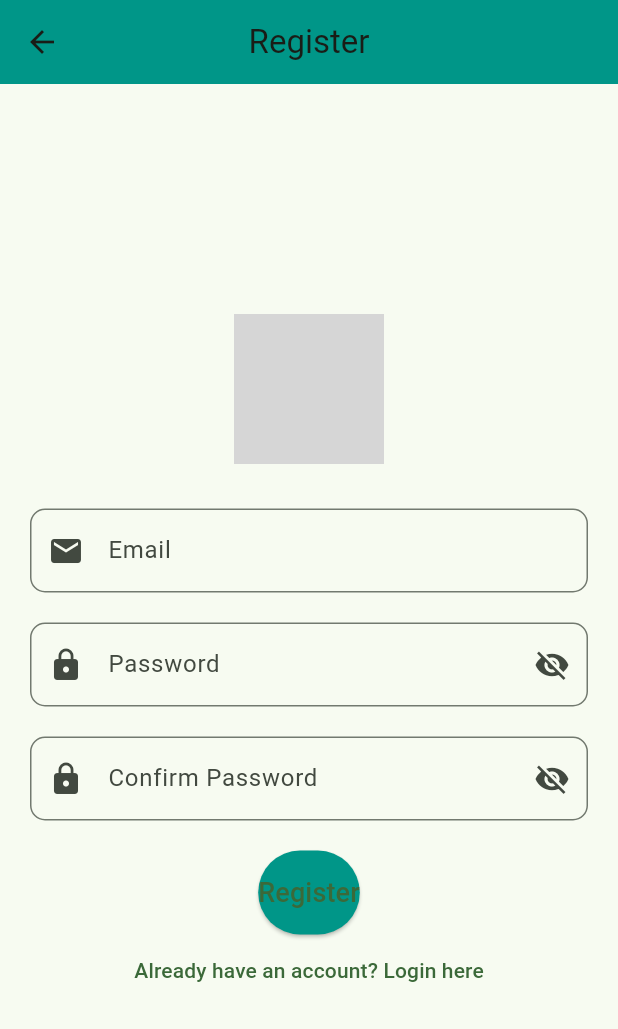
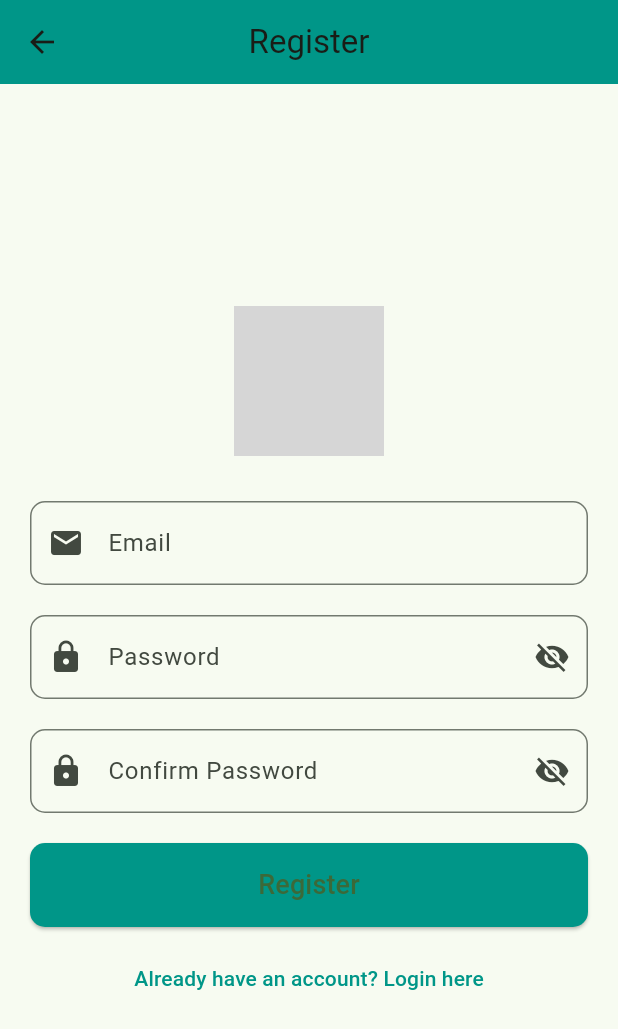
Before and after one commit to ELFAIZE-Youssef/flutter_app, a Flutter app: the HomePage screen opened by its route, after a tap on the "logout" icon, after a tap on "Login", after a tap on "Don't have an account? Register here", on a phone screen of 412 x 824 dp. Shown: the top 1029 px of the screen. Run offline on Flutter 3.47's test engine with Material 3 defaults, Android fonts, the phone set to English and light mode, and no system bars; our stand-ins replace firebase_auth, firebase_core; accounts and stored records are empty; grey boxes are pictures that could not be loaded.

Commit message:
App With Firebase working

```diff
--- a/lib/main.dart
+++ b/lib/main.dart
@@ -23,7 +23,7 @@ class MyApp extends StatelessWidget {
   Widget build(BuildContext context) {
     return MaterialApp(
       debugShowCheckedModeBanner: false,
-      title: 'Flutter Bousmah_App',
+      title: 'Flutter ELFAIZE_App',
       theme: ThemeData(
         colorScheme: ColorScheme.fromSeed(seedColor: Colors.green),
         useMaterial3: true,
--- a/lib/screens/home_page.dart
+++ b/lib/screens/home_page.dart
@@ -1,9 +1,14 @@
 import 'package:flutter/material.dart';
 import 'package:firebase_auth/firebase_auth.dart';
 
-class HomePage extends StatelessWidget {
+class HomePage extends StatefulWidget {
   const HomePage({super.key});
 
+  @override
+  State<HomePage> createState() => _HomePageState();
+}
+
+class _HomePageState extends State<HomePage> {
   @override
   Widget build(BuildContext context) {
     final user = FirebaseAuth.instance.currentUser;
@@ -11,6 +16,7 @@ class HomePage extends StatelessWidget {
     return Scaffold(
       appBar: AppBar(
         title: const Text('Home Page'),
+        centerTitle: true,
         backgroundColor: Colors.teal,
         actions: [
           IconButton(
@@ -33,19 +39,50 @@ class HomePage extends StatelessWidget {
                 children: [
                   const CircleAvatar(
                     radius: 40,
-                    backgroundImage: AssetImage('assets/images/youssef_avatar.jpg'),
+                    backgroundImage: AssetImage(
+                      'assets/images/youssef_avatar.jpg',
+                    ),
                   ),
+                  const SizedBox(height: 10),
                   Text(
-                    user?.email ?? "No email",
-                    style: const TextStyle(color: Colors.white),
+                    user?.email ?? 'Youssef.ELFAIZE@example.com',
+                    style: const TextStyle(
+                      color: Colors.white,
+                      fontWeight: FontWeight.bold,
+                    ),
                   ),
                 ],
               ),
             ),
             ListTile(
-              leading: const Icon(Icons.home),
-              title: const Text('Emsi Chatbot'),
-              onTap: () => Navigator.pop(context),
+              leading: const Icon(Icons.category),
+              title: const Text('Fruit Classifier'),
+              onTap: () {
+                Navigator.pushNamed(context, "/fruitClasifier");
+              },
+            ),
+            ListTile(
+              leading: const Icon(Icons.chat),
+              title: const Text('Emsi CHATBOT'),
+              onTap: () {
+                Navigator.pop(context);
+              },
+            ),
+            const Divider(color: Colors.grey),
+            ListTile(
+              leading: const Icon(Icons.account_circle),
+              title: const Text('Profile'),
+              onTap: () {
+                Navigator.pop(context);
+              },
+            ),
+            ListTile(
+              leading: const Icon(Icons.settings),
+              trailing: const Icon(Icons.arrow_forward),
+              title: const Text('Settings'),
+              onTap: () {
+                Navigator.pop(context);
+              },
             ),
             ListTile(
               leading: const Icon(Icons.logout),
@@ -59,8 +96,10 @@ class HomePage extends StatelessWidget {
         ),
       ),
       body: const Center(
-        child: Text("Welcome to the Home Page!",
-            style: TextStyle(fontSize: 24)),
+        child: Text(
+          'Welcome to the Home Page!',
+          style: TextStyle(fontSize: 24),
+        ),
       ),
     );
   }
--- a/lib/screens/login_page.dart
+++ b/lib/screens/login_page.dart
@@ -9,12 +9,33 @@ class LoginPage extends StatefulWidget {
 }
 
 class _LoginPageState extends State<LoginPage> {
-  final _emailController = TextEditingController();
-  final _passwordController = TextEditingController();
+  final TextEditingController _emailController = TextEditingController();
+  final TextEditingController _passwordController = TextEditingController();
+  final _formKey = GlobalKey<FormState>();
   bool _passwordVisible = false;
   bool _loading = false;
 
-  final _formKey = GlobalKey<FormState>();
+  String? _validateEmail(String? value) {
+    if (value == null || value.isEmpty) {
+      return 'Please enter your email';
+    }
+    final emailPattern = r'^[^@]+@[^@]+\.[^@]+';
+    final regex = RegExp(emailPattern);
+    if (!regex.hasMatch(value)) {
+      return 'Enter a valid email address';
+    }
+    return null;
+  }
+
+  String? _validatePassword(String? value) {
+    if (value == null || value.isEmpty) {
+      return 'Please enter your password';
+    }
+    if (value.length < 6) {
+      return 'Password must be at least 6 characters long';
+    }
+    return null;
+  }
 
   Future<void> _login() async {
     if (!_formKey.currentState!.validate()) return;
@@ -28,7 +49,6 @@ class _LoginPageState extends State<LoginPage> {
       );
 
       Navigator.pushReplacementNamed(context, "/home");
-
     } on FirebaseAuthException catch (e) {
       ScaffoldMessenger.of(context).showSnackBar(
         SnackBar(content: Text(e.message ?? "Login failed")),
@@ -45,73 +65,93 @@ class _LoginPageState extends State<LoginPage> {
         title: const Text('Login'),
         centerTitle: true,
         backgroundColor: Colors.teal,
+        elevation: 0,
       ),
       body: Padding(
-        padding: const EdgeInsets.symmetric(horizontal: 20),
+        padding: const EdgeInsets.symmetric(horizontal: 20.0),
         child: Form(
           key: _formKey,
           child: Column(
             mainAxisAlignment: MainAxisAlignment.center,
+            crossAxisAlignment: CrossAxisAlignment.stretch,
             children: [
-              Image.asset('assets/images/logo.jpg', height: 100),
+              Image.asset('assets/images/Logo.jpg', height: 100),
+              const Text(
+                'Welcome Back!',
+                textAlign: TextAlign.center,
+                style: TextStyle(
+                  fontSize: 28,
+                  fontWeight: FontWeight.bold,
+                  color: Colors.teal,
+                ),
+              ),
               const SizedBox(height: 30),
-
               TextFormField(
                 controller: _emailController,
-                decoration: _input("Email", Icons.email),
-                validator: (value) =>
-                    value!.contains("@") ? null : "Invalid email",
+                decoration: InputDecoration(
+                  labelText: 'Email',
+                  border: OutlineInputBorder(
+                    borderRadius: BorderRadius.circular(10),
+                  ),
+                  prefixIcon: const Icon(Icons.email),
+                ),
+                keyboardType: TextInputType.emailAddress,
+                validator: _validateEmail,
               ),
               const SizedBox(height: 20),
-
               TextFormField(
                 controller: _passwordController,
                 obscureText: !_passwordVisible,
-                decoration: _passwordField("Password"),
-                validator: (value) =>
-                    value!.length >= 6 ? null : "Min 6 characters",
+                decoration: InputDecoration(
+                  labelText: 'Password',
+                  border: OutlineInputBorder(
+                    borderRadius: BorderRadius.circular(10),
+                  ),
+                  prefixIcon: const Icon(Icons.lock),
+                  suffixIcon: IconButton(
+                    icon: Icon(
+                      _passwordVisible
+                          ? Icons.visibility
+                          : Icons.visibility_off,
+                    ),
+                    onPressed: () {
+                      setState(() {
+                        _passwordVisible = !_passwordVisible;
+                      });
+                    },
+                  ),
+                ),
+                validator: _validatePassword,
               ),
               const SizedBox(height: 20),
-
               _loading
-                  ? const CircularProgressIndicator()
+                  ? const Center(child: CircularProgressIndicator())
                   : ElevatedButton(
                       onPressed: _login,
                       style: ElevatedButton.styleFrom(
                         padding: const EdgeInsets.symmetric(vertical: 15),
+                        shape: RoundedRectangleBorder(
+                          borderRadius: BorderRadius.circular(10),
+                        ),
                         backgroundColor: Colors.teal,
                       ),
-                      child: const Text("Login", style: TextStyle(fontSize: 18)),
+                      child: const Text('Login',
+                          style: TextStyle(fontSize: 18)),
                     ),
-
+              const SizedBox(height: 10),
               TextButton(
-                onPressed: () => Navigator.pushNamed(context, "/register"),
-                child: const Text("Don't have an account? Register here"),
-              )
+                onPressed: () {
+                  Navigator.pushNamed(context, "/register");
+                },
+                child: const Text(
+                  'Don\'t have an account? Register here',
+                  style: TextStyle(color: Colors.teal),
+                ),
+              ),
             ],
           ),
         ),
       ),
     );
   }
-
-  InputDecoration _input(String text, IconData icon) {
-    return InputDecoration(
-      labelText: text,
-      prefixIcon: Icon(icon),
-      border: OutlineInputBorder(borderRadius: BorderRadius.circular(10)),
-    );
-  }
-
-  InputDecoration _passwordField(String text) {
-    return InputDecoration(
-      labelText: text,
-      prefixIcon: const Icon(Icons.lock),
-      suffixIcon: IconButton(
-        icon: Icon(_passwordVisible ? Icons.visibility : Icons.visibility_off),
-        onPressed: () => setState(() => _passwordVisible = !_passwordVisible),
-      ),
-      border: OutlineInputBorder(borderRadius: BorderRadius.circular(10)),
-    );
-  }
 }
--- a/lib/screens/register_page.dart
+++ b/lib/screens/register_page.dart
@@ -9,13 +9,45 @@ class RegisterPage extends StatefulWidget {
 }
 
 class _RegisterPageState extends State<RegisterPage> {
-  final _emailController = TextEditingController();
-  final _passwordController = TextEditingController();
-  final _confirmPasswordController = TextEditingController();
+  final TextEditingController _emailController = TextEditingController();
+  final TextEditingController _passwordController = TextEditingController();
+  final TextEditingController _confirmPasswordController =
+      TextEditingController();
   final _formKey = GlobalKey<FormState>();
-
   bool _passwordVisible = false;
   bool _loading = false;
+
+  String? _validateEmail(String? value) {
+    if (value == null || value.isEmpty) {
+      return 'Please enter your email';
+    }
+    final emailPattern = r'^[^@]+@[^@]+\.[^@]+';
+    final regex = RegExp(emailPattern);
+    if (!regex.hasMatch(value)) {
+      return 'Enter a valid email address';
+    }
+    return null;
+  }
+
+  String? _validatePassword(String? value) {
+    if (value == null || value.isEmpty) {
+      return 'Please enter your password';
+    }
+    if (value.length < 6) {
+      return 'Password must be at least 6 characters long';
+    }
+    return null;
+  }
+
+  String? _validateConfirmPassword(String? value) {
+    if (value == null || value.isEmpty) {
+      return 'Please confirm your password';
+    }
+    if (value != _passwordController.text) {
+      return 'Passwords do not match';
+    }
+    return null;
+  }
 
   Future<void> _register() async {
     if (!_formKey.currentState!.validate()) return;
@@ -33,7 +65,6 @@ class _RegisterPageState extends State<RegisterPage> {
       );
 
       Navigator.pushReplacementNamed(context, "/login");
-
     } on FirebaseAuthException catch (e) {
       ScaffoldMessenger.of(context).showSnackBar(
         SnackBar(content: Text(e.message ?? "Registration failed")),
@@ -50,85 +81,114 @@ class _RegisterPageState extends State<RegisterPage> {
         title: const Text('Register'),
         centerTitle: true,
         backgroundColor: Colors.teal,
+        elevation: 0,
       ),
       body: Padding(
-        padding: const EdgeInsets.symmetric(horizontal: 20),
+        padding: const EdgeInsets.symmetric(horizontal: 20.0),
         child: Form(
           key: _formKey,
           child: Column(
             mainAxisAlignment: MainAxisAlignment.center,
+            crossAxisAlignment: CrossAxisAlignment.stretch,
             children: [
-              Image.asset('assets/images/logo.jpg', height: 100),
+              Center(
+                child: Image.asset(
+                  'assets/images/logo.jpg',
+                  height: 100,
+                ),
+              ),
               const SizedBox(height: 30),
-
               TextFormField(
                 controller: _emailController,
-                decoration: _input("Email", Icons.email),
-                validator: (value) =>
-                    value!.contains("@") ? null : "Enter a valid email",
+                decoration: InputDecoration(
+                  labelText: 'Email',
+                  border: OutlineInputBorder(
+                    borderRadius: BorderRadius.circular(10),
+                  ),
+                  prefixIcon: const Icon(Icons.email),
+                ),
+                keyboardType: TextInputType.emailAddress,
+                validator: _validateEmail,
               ),
               const SizedBox(height: 20),
-
               TextFormField(
                 controller: _passwordController,
                 obscureText: !_passwordVisible,
-                decoration: _passwordField("Password"),
-                validator: (value) =>
-                    value!.length >= 6 ? null : "Min 6 characters",
+                decoration: InputDecoration(
+                  labelText: 'Password',
+                  border: OutlineInputBorder(
+                    borderRadius: BorderRadius.circular(10),
+                  ),
+                  prefixIcon: const Icon(Icons.lock),
+                  suffixIcon: IconButton(
+                    icon: Icon(
+                      _passwordVisible
+                          ? Icons.visibility
+                          : Icons.visibility_off,
+                    ),
+                    onPressed: () {
+                      setState(() {
+                        _passwordVisible = !_passwordVisible;
+                      });
+                    },
+                  ),
+                ),
+                validator: _validatePassword,
               ),
               const SizedBox(height: 20),
-
               TextFormField(
                 controller: _confirmPasswordController,
                 obscureText: !_passwordVisible,
-                decoration: _passwordField("Confirm Password"),
-                validator: (value) =>
-                    value == _passwordController.text
-                        ? null
-                        : "Passwords do not match",
+                decoration: InputDecoration(
+                  labelText: 'Confirm Password',
+                  border: OutlineInputBorder(
+                    borderRadius: BorderRadius.circular(10),
+                  ),
+                  prefixIcon: const Icon(Icons.lock),
+                  suffixIcon: IconButton(
+                    icon: Icon(
+                      _passwordVisible
+                          ? Icons.visibility
+                          : Icons.visibility_off,
+                    ),
+                    onPressed: () {
+                      setState(() {
+                        _passwordVisible = !_passwordVisible;
+                      });
+                    },
+                  ),
+                ),
+                validator: _validateConfirmPassword,
               ),
               const SizedBox(height: 20),
-
               _loading
-                  ? const CircularProgressIndicator()
+                  ? const Center(child: CircularProgressIndicator())
                   : ElevatedButton(
                       onPressed: _register,
                       style: ElevatedButton.styleFrom(
                         padding: const EdgeInsets.symmetric(vertical: 15),
+                        shape: RoundedRectangleBorder(
+                          borderRadius: BorderRadius.circular(10),
+                        ),
                         backgroundColor: Colors.teal,
                       ),
-                      child: const Text("Register", style: TextStyle(fontSize: 18)),
+                      child: const Text('Register',
+                          style: TextStyle(fontSize: 18)),
                     ),
+              const SizedBox(height: 10),
               TextButton(
-                onPressed: () => Navigator.pushNamed(context, "/login"),
-                child: const Text("Already have an account? Login here"),
-              )
+                onPressed: () {
+                  Navigator.pushNamed(context, "/login");
+                },
+                child: const Text(
+                  'Already have an account? Login here',
+                  style: TextStyle(color: Colors.teal),
+                ),
+              ),
             ],
           ),
         ),
       ),
     );
   }
-
-  InputDecoration _input(String text, IconData icon) {
-    return InputDecoration(
-      labelText: text,
-      prefixIcon: Icon(icon),
-      border: OutlineInputBorder(borderRadius: BorderRadius.circular(10)),
-    );
-  }
-
-  InputDecoration _passwordField(String text) {
-    return InputDecoration(
-      labelText: text,
-      prefixIcon: const Icon(Icons.lock),
-      suffixIcon: IconButton(
-        icon: Icon(_passwordVisible ? Icons.visibility : Icons.visibility_off),
-        onPressed: () {
-          setState(() => _passwordVisible = !_passwordVisible);
-        },
-      ),
-      border: OutlineInputBorder(borderRadius: BorderRadius.circular(10)),
-    );
-  }
 }
```
